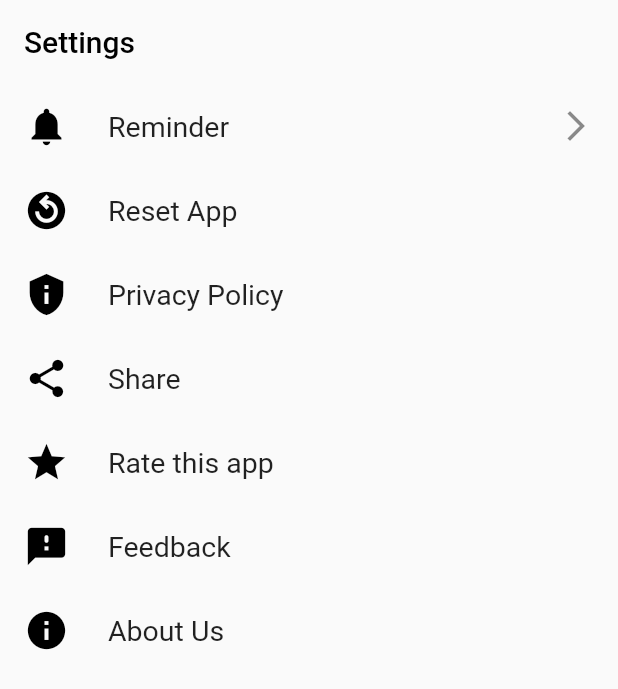
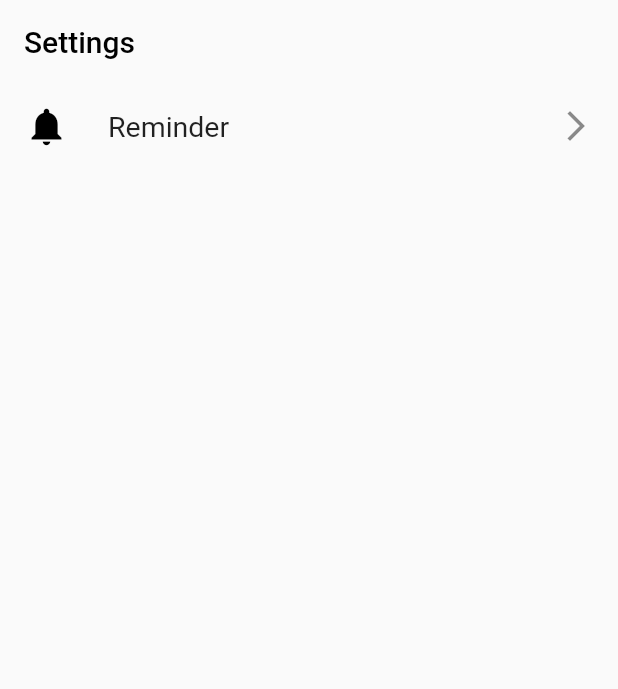
Before and after one commit to Vivekvg01/money_matter_v1, a Flutter app: the SettingsScreen screen opened directly, on a phone screen of 412 x 824 dp. Shown: the top 689 px of the screen. Run offline on Flutter 3.47's test engine with Material 2 defaults, Android fonts, the light colour scheme and no system bars; our stand-ins replace google_fonts, hive, hive_flutter, shared_preferences; accounts and stored records are empty.

Commit message:
second commit(fixed some bugs)

```diff
--- a/lib/constants/constants.dart
+++ b/lib/constants/constants.dart
@@ -2,6 +2,7 @@ import 'package:flutter/cupertino.dart';
 //Heights
 const SizedBox kHeight10 = SizedBox(height: 10);
 const SizedBox kHeight20 = SizedBox(height: 20);
+const SizedBox kHeight30 = SizedBox(height: 30);
 const SizedBox kHeight50 = SizedBox(height: 50);
 
 //width
--- a/lib/screens/settings/settings_screen.dart
+++ b/lib/screens/settings/settings_screen.dart
@@ -1,6 +1,7 @@
 import 'package:flutter/material.dart';
 import 'package:money_matter/constants/colors.dart';
-import 'package:money_matter/screens/settings/widgets/settings_tile.dart';
+import 'package:money_matter/constants/constants.dart';
+import 'package:money_matter/screens/settings/widgets/reminder_widget.dart';
 
 class SettingsScreen extends StatelessWidget {
   SettingsScreen({Key? key}) : super(key: key);
@@ -19,43 +20,9 @@ class SettingsScreen extends StatelessWidget {
       body: SafeArea(
         child: SingleChildScrollView(
           child: Column(
-            children: [
-              SettingsTile(
-                leadingIcon: Icons.notifications,
-                title: "Reminder",
-                trailingIcon: Icons.arrow_forward_ios,
-                onTap: () {},
-              ),
-              SettingsTile(
-                leadingIcon: Icons.replay_circle_filled_outlined,
-                title: "Reset App",
-                onTap: () {},
-              ),
-              SettingsTile(
-                leadingIcon: Icons.privacy_tip,
-                title: "Privacy Policy",
-                onTap: () {},
-              ),
-              SettingsTile(
-                leadingIcon: Icons.share,
-                title: "Share",
-                onTap: () {},
-              ),
-              SettingsTile(
-                leadingIcon: Icons.star_outlined,
-                title: "Rate this app",
-                onTap: () {},
-              ),
-              SettingsTile(
-                leadingIcon: Icons.feedback_rounded,
-                title: "Feedback",
-                onTap: () {},
-              ),
-              SettingsTile(
-                leadingIcon: Icons.info,
-                title: "About Us",
-                onTap: () {},
-              ),
+            children: const [
+              ReminderWidget(),
+              kHeight10,
             ],
           ),
         ),
--- /dev/null
+++ b/lib/screens/settings/widgets/reminder_widget.dart
@@ -0,0 +1,32 @@
+import 'package:flutter/material.dart';
+import 'package:money_matter/constants/colors.dart';
+import 'package:money_matter/screens/settings/widgets/reminder_bottomsheet.dart';
+
+class ReminderWidget extends StatelessWidget {
+  const ReminderWidget({Key? key}) : super(key: key);
+
+  @override
+  Widget build(BuildContext context) {
+    return ListTile(
+      leading: Icon(
+        Icons.notifications,
+        size: 30,
+        color: kblackColor,
+      ),
+      title: const Text(
+        'Reminder',
+        style: TextStyle(fontSize: 19),
+      ),
+      onTap: () {
+        showModalBottomSheet(
+            context: context,
+            builder: (builder) {
+              return  ReminderBottomSheet();
+            });
+      },
+      trailing: const Icon(
+        Icons.arrow_forward_ios,
+      ),
+    );
+  }
+}
--- a/lib/screens/settings/widgets/settings_tile.dart
+++ b/lib/screens/settings/widgets/settings_tile.dart
@@ -17,9 +17,7 @@ class SettingsTile extends StatelessWidget {
 
   @override
   Widget build(BuildContext context) {
-    return Column(
-      children: [
-        ListTile(
+    return ListTile(
       leading: Icon(
         leadingIcon,
         color: kblackColor,
@@ -30,9 +28,6 @@ class SettingsTile extends StatelessWidget {
         style: const TextStyle(fontSize: 19),
       ),
       trailing: Icon(trailingIcon),
-          onTap: onTap(),
-        ),
-      ],
     );
   }
 }
--- a/pubspec.yaml
+++ b/pubspec.yaml
@@ -29,6 +29,7 @@ environment:
 dependencies:
   auto_size_text: ^3.0.0
   cupertino_icons: ^1.0.2
+  fl_chart: ^0.55.2
   flutter:
     sdk: flutter
   google_fonts: ^3.0.1
```
Also changed, not shown: lib/screens/add_transaction/add_transaction_screen.dart (+17 -3 lines), lib/screens/add_transaction/widget/add_transaction_textfeild_widget.dart (+7 -4 lines), lib/screens/all_transaction/all_transaction_screen.dart (+43 -10 lines), lib/screens/edit_transaction/edit_transaction.dart (+7 -5 lines), lib/screens/home_screen/home_screen.dart (+31 -14 lines), lib/screens/settings/widgets/reminder_bottomsheet.dart (added, +74 -0 lines), pubspec.lock. Lines whose indentation alone changed are shown as unchanged.
